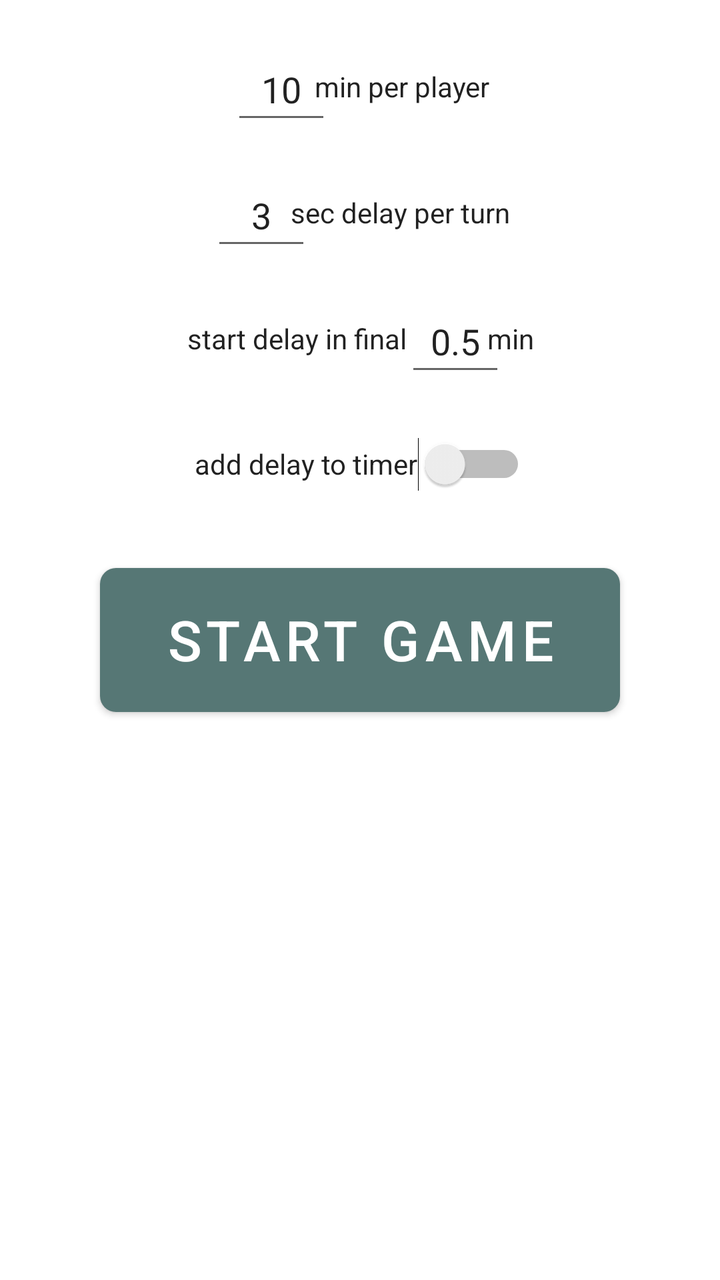
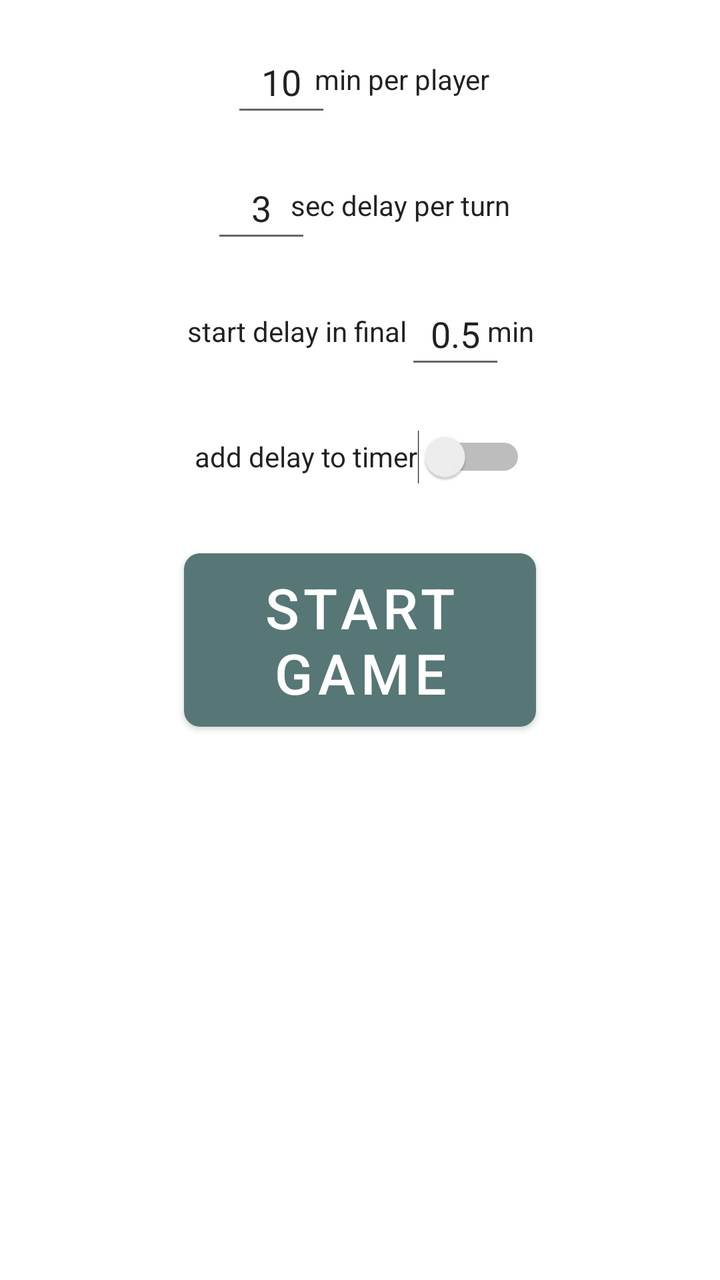

Before-and-after screenshots of an Android layout around one commit, followed by the original layout XML and the change that was made.
<!-- AndroidManifest.xml: application theme Theme.ChessClock -->
<!-- res/layout/activity_main.xml -->
<?xml version="1.0" encoding="utf-8"?>
<androidx.constraintlayout.widget.ConstraintLayout xmlns:android="http://schemas.android.com/apk/res/android"
    xmlns:app="http://schemas.android.com/apk/res-auto"
    xmlns:tools="http://schemas.android.com/tools"
    android:id="@+id/layout"
    android:layout_width="match_parent"
    android:layout_height="match_parent"
    tools:context=".MainActivity">

    <Button
        android:id="@+id/mainButton"
        android:layout_width="wrap_content"
        android:layout_height="wrap_content"
        android:layout_marginStart="25dp"
        android:layout_marginEnd="25dp"
        android:scaleX="2"
        android:scaleY="2"
        android:text="@string/start_game"
        android:visibility="visible"
        app:layout_constraintBottom_toBottomOf="parent"
        app:layout_constraintEnd_toEndOf="parent"
        app:layout_constraintStart_toStartOf="parent"
        app:layout_constraintTop_toTopOf="parent"
        tools:visibility="visible" />

    <TextView
        android:id="@+id/textView_w"
        android:layout_width="wrap_content"
        android:layout_height="wrap_content"
        android:layout_marginTop="25dp"
        android:scaleX="2.5"
        android:scaleY="2.5"
        android:text="TextView"
        android:visibility="invisible"
        app:layout_constraintBottom_toTopOf="@+id/mainButton"
        app:layout_constraintEnd_toEndOf="parent"
        app:layout_constraintStart_toStartOf="parent"
        app:layout_constraintTop_toTopOf="parent" />

    <TextView
        android:id="@+id/textView_w2"
        android:layout_width="wrap_content"
        android:layout_height="wrap_content"
        android:layout_marginTop="25dp"
        android:scaleX="2.5"
        android:scaleY="2.5"
        android:text="TextView"
        android:visibility="invisible"
        app:layout_constraintEnd_toEndOf="@+id/textView_w"
        app:layout_constraintStart_toStartOf="@+id/textView_w"
        app:layout_constraintTop_toBottomOf="@+id/textView_w" />

    <TextView
        android:id="@+id/textView_b"
        android:layout_width="wrap_content"
        android:layout_height="wrap_content"
        android:layout_marginTop="90dp"
        android:scaleX="2.5"
        android:scaleY="2.5"
        android:text="TextView"
        android:visibility="invisible"
        app:layout_constraintBottom_toBottomOf="parent"
        app:layout_constraintEnd_toEndOf="parent"
        app:layout_constraintStart_toStartOf="parent"
        app:layout_constraintTop_toBottomOf="@+id/mainButton" />

    <TextView
        android:id="@+id/textView_b2"
        android:layout_width="wrap_content"
        android:layout_height="wrap_content"
        android:layout_marginTop="25dp"
        android:scaleX="2.5"
        android:scaleY="2.5"
        android:text="TextView"
        android:visibility="invisible"
        app:layout_constraintEnd_toEndOf="@+id/textView_b"
        app:layout_constraintStart_toStartOf="@+id/textView_b"
        app:layout_constraintTop_toBottomOf="@+id/textView_b" />

    <EditText
        android:id="@+id/min"
        android:layout_width="50dp"
        android:layout_height="48dp"
        android:layout_marginStart="10dp"
        android:layout_marginBottom="15dp"
        android:autofillHints=""
        android:ems="10"
        android:inputType="number|text|numberDecimal"
        android:text="@string/_min_per_player"
        android:textAlignment="center"
        android:visibility="visible"
        app:layout_constraintBottom_toTopOf="@+id/delay"
        app:layout_constraintStart_toStartOf="@+id/delay" />

    <TextView
        android:id="@+id/min_tw"
        android:layout_width="wrap_content"
        android:layout_height="wrap_content"
        android:layout_marginEnd="10dp"
        android:text="@string/min_per_player"
        android:textColor="?android:textColorPrimary"
        android:visibility="visible"
        app:layout_constraintBottom_toBottomOf="@+id/min"
        app:layout_constraintEnd_toEndOf="@+id/delay_tw"
        app:layout_constraintTop_toTopOf="@+id/min"
        app:layout_constraintVertical_bias="0.51" />

    <EditText
        android:id="@+id/delay"
        android:layout_width="50dp"
        android:layout_height="wrap_content"
        android:layout_marginStart="12dp"
        android:layout_marginBottom="15dp"
        android:autofillHints=""
        android:ems="10"
        android:inputType="number|numberDecimal"
        android:minHeight="48dp"
        android:text="@string/_sec_delay_per_turn"
        android:textAlignment="center"
        android:visibility="visible"
        app:layout_constraintBottom_toTopOf="@+id/thr"
        app:layout_constraintStart_toStartOf="@+id/thr_tw" /><![CDATA[
        30app:layout_constraintStart_toStartOf="parent" />

    ]]>

    <TextView
        android:id="@+id/delay_tw"
        android:layout_width="wrap_content"
        android:layout_height="wrap_content"
        android:layout_marginEnd="12dp"
        android:text="@string/sec_delay_per_turn"
        android:textColor="?android:textColorPrimary"
        android:visibility="visible"
        app:layout_constraintBottom_toBottomOf="@+id/delay"
        app:layout_constraintEnd_toEndOf="@+id/thr_tw"
        app:layout_constraintTop_toTopOf="@+id/delay" />

    <EditText
        android:id="@+id/thr"
        android:layout_width="50dp"
        android:layout_height="wrap_content"
        android:layout_marginStart="109dp"
        android:layout_marginBottom="15dp"
        android:autofillHints=""
        android:ems="10"
        android:inputType="number|numberDecimal"
        android:minHeight="48dp"
        android:text="@string/_start_delay_min"
        android:textAlignment="center"
        android:visibility="visible"
        app:layout_constraintBottom_toTopOf="@+id/switch1"
        app:layout_constraintStart_toStartOf="@+id/thr_tw" />

    <TextView
        android:id="@+id/thr_tw"
        android:layout_width="wrap_content"
        android:layout_height="wrap_content"
        android:text="@string/start_delay_in_final_t_t_t_t_t_t_min"
        android:textColor="?android:textColorPrimary"
        android:visibility="visible"
        app:layout_constraintBottom_toBottomOf="@+id/thr"
        app:layout_constraintEnd_toEndOf="@+id/switch1"
        app:layout_constraintStart_toStartOf="@+id/switch1"
        app:layout_constraintTop_toTopOf="@+id/thr" />

    <Switch
        android:id="@+id/switch1"
        android:layout_width="wrap_content"
        android:layout_height="wrap_content"
        android:layout_marginBottom="40dp"
        android:checked="false"
        android:minHeight="48dp"
        android:text="@string/add_delay_to_timer"
        android:textColor="?android:textColorPrimary"
        android:visibility="visible"
        app:layout_constraintBottom_toTopOf="@+id/mainButton"
        app:layout_constraintEnd_toEndOf="parent"
        app:layout_constraintStart_toStartOf="parent" />

    <EditText
        android:id="@+id/white"
        android:layout_width="70dp"
        android:layout_height="wrap_content"
        android:layout_marginBottom="20dp"
        android:autofillHints=""
        android:ems="10"
        android:focusable="false"
        android:focusableInTouchMode="false"
        android:inputType="textPersonName"
        android:scaleX="2.5"
        android:scaleY="2.5"
        android:text="@string/white"
        android:textAlignment="center"
        android:visibility="invisible"
        app:layout_constraintBottom_toTopOf="@+id/textView_w"
        app:layout_constraintEnd_toEndOf="parent"
        app:layout_constraintStart_toStartOf="parent" />

    <EditText
        android:id="@+id/black"
        android:layout_width="70dp"
        android:layout_height="wrap_content"
        android:layout_marginBottom="25dp"
        android:autofillHints=""
        android:ems="10"
        android:focusable="false"
        android:focusableInTouchMode="false"
        android:inputType="textPersonName"
        android:scaleX="2.5"
        android:scaleY="2.5"
        android:text="@string/black"
        android:textAlignment="center"
        android:visibility="invisible"
        app:layout_constraintBottom_toTopOf="@+id/textView_b"
        app:layout_constraintEnd_toEndOf="parent"
        app:layout_constraintStart_toStartOf="parent" />

    <Button
        android:id="@+id/restart"
        android:layout_width="wrap_content"
        android:layout_height="wrap_content"
        android:layout_marginStart="10dp"
        android:layout_marginTop="10dp"
        android:text="@string/restart"
        android:visibility="invisible"
        app:layout_constraintStart_toStartOf="parent"
        app:layout_constraintTop_toTopOf="parent" />

    <Button
        android:id="@+id/pause"
        android:layout_width="wrap_content"
        android:layout_height="wrap_content"
        android:layout_marginTop="10dp"
        android:layout_marginEnd="10dp"
        android:text="@string/pause"
        android:visibility="invisible"
        app:layout_constraintEnd_toEndOf="parent"
        app:layout_constraintTop_toTopOf="parent" />

    <ImageButton
        android:id="@+id/changeLayout"
        android:layout_width="wrap_content"
        android:layout_height="wrap_content"
        android:visibility="invisible"
        app:layout_constraintBottom_toBottomOf="@+id/pause"
        app:layout_constraintEnd_toStartOf="@+id/pause"
        app:layout_constraintStart_toEndOf="@+id/restart"
        app:layout_constraintTop_toTopOf="@+id/pause"
        app:srcCompat="@android:drawable/stat_notify_sync" />

</androidx.constraintlayout.widget.ConstraintLayout>
<!-- resources referenced by this layout -->
<resources>
  <string name="_min_per_player">10</string>
  <string name="_sec_delay_per_turn">3</string>
  <string name="_start_delay_min">0.5</string>
  <string name="add_delay_to_timer">add delay to timer</string>
  <string name="black">Black</string>
  <string name="min_per_player">min per player</string>
  <string name="pause">Pause</string>
  <string name="restart">Restart</string>
  <string name="sec_delay_per_turn">sec delay per turn</string>
  <string name="start_delay_in_final_t_t_t_t_t_t_min">start delay in final \t\t\t\t\t\t min</string>
  <string name="start_game">Start Game</string>
  <string name="white">White</string>
  <style name="Theme.ChessClock" parent="Theme.MaterialComponents.DayNight.DarkActionBar">
          
          <item name="colorPrimary">@color/day</item>
          <item name="colorPrimaryVariant">@color/day2</item>
          <item name="colorOnPrimary">@color/white</item>
          
          <item name="colorSecondary">@color/day</item>
          <item name="colorSecondaryVariant">@color/day2</item>
          <item name="colorOnSecondary">@color/black</item>
          
          <item name="android:statusBarColor" tools:targetApi="l">@color/day</item>
          
      </style>
  <color name="day">#567775</color>
  <color name="day2">#CB567775</color>
  <color name="white">#FFFFFFFF</color>
  <color name="black">#FF000000</color>
</resources>

<!-- the commit's change to res/layout/activity_main.xml (unified diff, before → after) -->
@@ -7,6 +7,119 @@
     android:layout_height="match_parent"
     tools:context=".MainActivity">
 
+    <androidx.constraintlayout.widget.ConstraintLayout
+        android:id="@+id/black_layout"
+        android:layout_width="250dp"
+        android:layout_height="250dp"
+        app:layout_constraintBottom_toBottomOf="parent"
+        app:layout_constraintEnd_toEndOf="parent"
+        app:layout_constraintStart_toStartOf="parent"
+        app:layout_constraintTop_toBottomOf="@+id/mainButton">
+
+        <EditText
+            android:id="@+id/black"
+            android:layout_width="70dp"
+            android:layout_height="wrap_content"
+            android:layout_marginBottom="20dp"
+            android:autofillHints=""
+            android:ems="10"
+            android:focusable="false"
+            android:focusableInTouchMode="false"
+            android:inputType="textPersonName"
+            android:scaleX="2.5"
+            android:scaleY="2.5"
+            android:text="@string/black"
+            android:textAlignment="center"
+            android:visibility="invisible"
+            app:layout_constraintBottom_toTopOf="@+id/textView_b"
+            app:layout_constraintEnd_toEndOf="@+id/textView_b"
+            app:layout_constraintStart_toStartOf="@+id/textView_b" />
+
+        <TextView
+            android:id="@+id/textView_b"
+            android:layout_width="wrap_content"
+            android:layout_height="wrap_content"
+            android:scaleX="2.5"
+            android:scaleY="2.5"
+            android:text="TextView"
+            android:visibility="invisible"
+            app:layout_constraintBottom_toBottomOf="parent"
+            app:layout_constraintEnd_toEndOf="parent"
+            app:layout_constraintStart_toStartOf="parent"
+            app:layout_constraintTop_toTopOf="parent"
+            app:layout_constraintVertical_bias="0.6" />
+
+        <TextView
+            android:id="@+id/textView_b2"
+            android:layout_width="wrap_content"
+            android:layout_height="wrap_content"
+            android:layout_marginTop="20dp"
+            android:scaleX="2.5"
+            android:scaleY="2.5"
+            android:text="TextView"
+            android:visibility="invisible"
+            app:layout_constraintEnd_toEndOf="@+id/textView_b"
+            app:layout_constraintStart_toStartOf="@+id/textView_b"
+            app:layout_constraintTop_toBottomOf="@+id/textView_b" />
+
+    </androidx.constraintlayout.widget.ConstraintLayout>
+
+    <androidx.constraintlayout.widget.ConstraintLayout
+        android:id="@+id/white_layout"
+        android:layout_width="250dp"
+        android:layout_height="250dp"
+        app:layout_constraintBottom_toTopOf="@+id/mainButton"
+        app:layout_constraintEnd_toEndOf="parent"
+        app:layout_constraintStart_toStartOf="parent"
+        app:layout_constraintTop_toTopOf="parent">
+
+        <EditText
+            android:id="@+id/white"
+            android:layout_width="70dp"
+            android:layout_height="wrap_content"
+            android:layout_marginBottom="20dp"
+            android:autofillHints=""
+            android:ems="10"
+            android:focusable="false"
+            android:focusableInTouchMode="false"
+            android:inputType="textPersonName"
+            android:scaleX="2.5"
+            android:scaleY="2.5"
+            android:text="@string/white"
+            android:textAlignment="center"
+            android:visibility="invisible"
+            app:layout_constraintBottom_toTopOf="@+id/textView_w"
+            app:layout_constraintEnd_toEndOf="@+id/textView_w"
+            app:layout_constraintStart_toStartOf="@+id/textView_w" />
+
+        <TextView
+            android:id="@+id/textView_w"
+            android:layout_width="wrap_content"
+            android:layout_height="wrap_content"
+            android:scaleX="2.5"
+            android:scaleY="2.5"
+            android:text="TextView"
+            android:visibility="invisible"
+            app:layout_constraintBottom_toBottomOf="parent"
+            app:layout_constraintEnd_toEndOf="parent"
+            app:layout_constraintStart_toStartOf="parent"
+            app:layout_constraintTop_toTopOf="parent"
+            app:layout_constraintVertical_bias="0.6" />
+
+        <TextView
+            android:id="@+id/textView_w2"
+            android:layout_width="wrap_content"
+            android:layout_height="wrap_content"
+            android:layout_marginTop="20dp"
+            android:scaleX="2.5"
+            android:scaleY="2.5"
+            android:text="TextView"
+            android:visibility="invisible"
+            app:layout_constraintEnd_toEndOf="@+id/textView_w"
+            app:layout_constraintStart_toStartOf="@+id/textView_w"
+            app:layout_constraintTop_toBottomOf="@+id/textView_w" />
+    </androidx.constraintlayout.widget.ConstraintLayout>
+
     <Button
         android:id="@+id/mainButton"
         android:layout_width="wrap_content"
@@ -15,67 +128,13 @@
         android:layout_marginEnd="25dp"
         android:scaleX="2"
         android:scaleY="2"
-        android:text="@string/start_game"
+        android:text="@string/mainButtonStart"
         android:visibility="visible"
         app:layout_constraintBottom_toBottomOf="parent"
         app:layout_constraintEnd_toEndOf="parent"
         app:layout_constraintStart_toStartOf="parent"
         app:layout_constraintTop_toTopOf="parent"
         tools:visibility="visible" />
-
-    <TextView
-        android:id="@+id/textView_w"
-        android:layout_width="wrap_content"
-        android:layout_height="wrap_content"
-        android:layout_marginTop="25dp"
-        android:scaleX="2.5"
-        android:scaleY="2.5"
-        android:text="TextView"
-        android:visibility="invisible"
-        app:layout_constraintBottom_toTopOf="@+id/mainButton"
-        app:layout_constraintEnd_toEndOf="parent"
-        app:layout_constraintStart_toStartOf="parent"
-        app:layout_constraintTop_toTopOf="parent" />
-
-    <TextView
-        android:id="@+id/textView_w2"
-        android:layout_width="wrap_content"
-        android:layout_height="wrap_content"
-        android:layout_marginTop="25dp"
-        android:scaleX="2.5"
-        android:scaleY="2.5"
-        android:text="TextView"
-        android:visibility="invisible"
-        app:layout_constraintEnd_toEndOf="@+id/textView_w"
-        app:layout_constraintStart_toStartOf="@+id/textView_w"
-        app:layout_constraintTop_toBottomOf="@+id/textView_w" />
-
-    <TextView
-        android:id="@+id/textView_b"
-        android:layout_width="wrap_content"
-        android:layout_height="wrap_content"
-        android:layout_marginTop="90dp"
-        android:scaleX="2.5"
-        android:scaleY="2.5"
-        android:text="TextView"
-        android:visibility="invisible"
-        app:layout_constraintBottom_toBottomOf="parent"
-        app:layout_constraintEnd_toEndOf="parent"
-        app:layout_constraintStart_toStartOf="parent"
-        app:layout_constraintTop_toBottomOf="@+id/mainButton" />
-
-    <TextView
-        android:id="@+id/textView_b2"
-        android:layout_width="wrap_content"
-        android:layout_height="wrap_content"
-        android:layout_marginTop="25dp"
-        android:scaleX="2.5"
-        android:scaleY="2.5"
-        android:text="TextView"
-        android:visibility="invisible"
-        app:layout_constraintEnd_toEndOf="@+id/textView_b"
-        app:layout_constraintStart_toStartOf="@+id/textView_b"
-        app:layout_constraintTop_toBottomOf="@+id/textView_b" />
 
     <EditText
         android:id="@+id/min"
@@ -178,44 +237,6 @@
         app:layout_constraintEnd_toEndOf="parent"
         app:layout_constraintStart_toStartOf="parent" />
 
-    <EditText
-        android:id="@+id/white"
-        android:layout_width="70dp"
-        android:layout_height="wrap_content"
-        android:layout_marginBottom="20dp"
-        android:autofillHints=""
-        android:ems="10"
-        android:focusable="false"
-        android:focusableInTouchMode="false"
-        android:inputType="textPersonName"
-        android:scaleX="2.5"
-        android:scaleY="2.5"
-        android:text="@string/white"
-        android:textAlignment="center"
-        android:visibility="invisible"
-        app:layout_constraintBottom_toTopOf="@+id/textView_w"
-        app:layout_constraintEnd_toEndOf="parent"
-        app:layout_constraintStart_toStartOf="parent" />
-
-    <EditText
-        android:id="@+id/black"
-        android:layout_width="70dp"
-        android:layout_height="wrap_content"
-        android:layout_marginBottom="25dp"
-        android:autofillHints=""
-        android:ems="10"
-        android:focusable="false"
-        android:focusableInTouchMode="false"
-        android:inputType="textPersonName"
-        android:scaleX="2.5"
-        android:scaleY="2.5"
-        android:text="@string/black"
-        android:textAlignment="center"
-        android:visibility="invisible"
-        app:layout_constraintBottom_toTopOf="@+id/textView_b"
-        app:layout_constraintEnd_toEndOf="parent"
-        app:layout_constraintStart_toStartOf="parent" />
-
     <Button
         android:id="@+id/restart"
         android:layout_width="wrap_content"
<!-- resource entries referenced after the edit -->
@@ -5,12 +5,12 @@
   <string name="_start_delay_min">0.5</string>
   <string name="add_delay_to_timer">add delay to timer</string>
   <string name="black">Black</string>
+  <string name="mainButtonStart">Start\nGame</string>
   <string name="min_per_player">min per player</string>
   <string name="pause">Pause</string>
   <string name="restart">Restart</string>
   <string name="sec_delay_per_turn">sec delay per turn</string>
   <string name="start_delay_in_final_t_t_t_t_t_t_min">start delay in final \t\t\t\t\t\t min</string>
-  <string name="start_game">Start Game</string>
   <string name="white">White</string>
   <style name="Theme.ChessClock" parent="Theme.MaterialComponents.DayNight.DarkActionBar">
           
